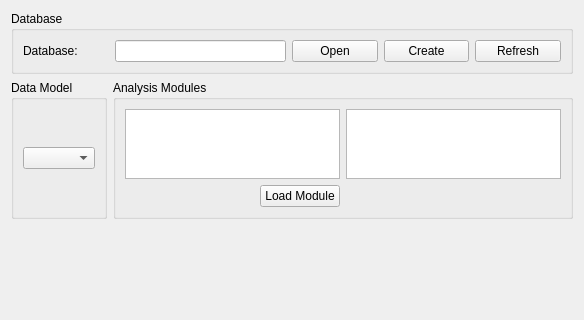
Before: the Qt Designer form lib/modules/DataManager/AnalysisTemplate.ui in acq4/acq4, drawn with Qt 5; both pictures show x 0 to 584 and y 0 to 320 of the 584 by 501 pixel window.
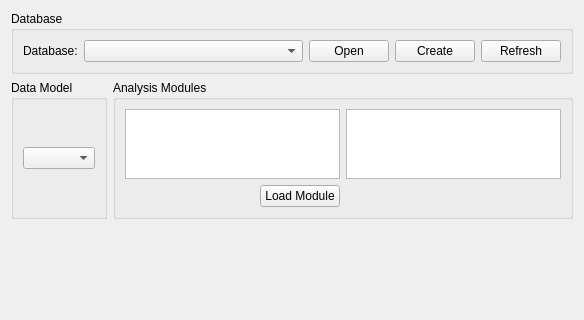
After: the same form once the commit is applied.

Diff of the .ui file:
```diff
--- a/lib/modules/DataManager/AnalysisTemplate.ui
+++ b/lib/modules/DataManager/AnalysisTemplate.ui
@@ -27,30 +27,37 @@
         </property>
        </widget>
       </item>
-      <item row="0" column="1" colspan="2">
-       <widget class="QLineEdit" name="databaseText"/>
-      </item>
-      <item row="0" column="3">
+      <item row="0" column="2">
        <widget class="QPushButton" name="openDbBtn">
         <property name="text">
          <string>Open</string>
         </property>
        </widget>
       </item>
-      <item row="0" column="4">
+      <item row="0" column="3">
        <widget class="QPushButton" name="createDbBtn">
         <property name="text">
          <string>Create</string>
         </property>
        </widget>
       </item>
-      <item row="0" column="5">
+      <item row="0" column="4">
        <widget class="QPushButton" name="refreshDbBtn">
         <property name="text">
          <string>Refresh</string>
         </property>
        </widget>
       </item>
+      <item row="0" column="1">
+       <widget class="QComboBox" name="databaseCombo">
+        <property name="sizePolicy">
+         <sizepolicy hsizetype="Expanding" vsizetype="Fixed">
+          <horstretch>0</horstretch>
+          <verstretch>0</verstretch>
+         </sizepolicy>
+        </property>
+       </widget>
+      </item>
      </layout>
     </widget>
    </item>
```
